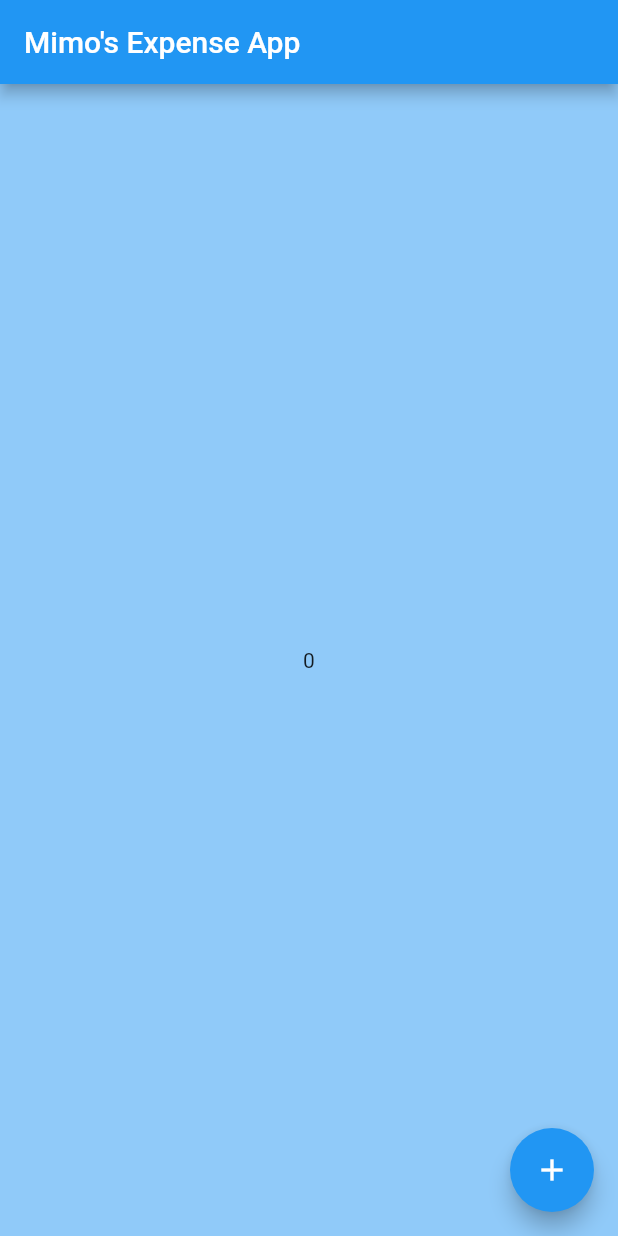
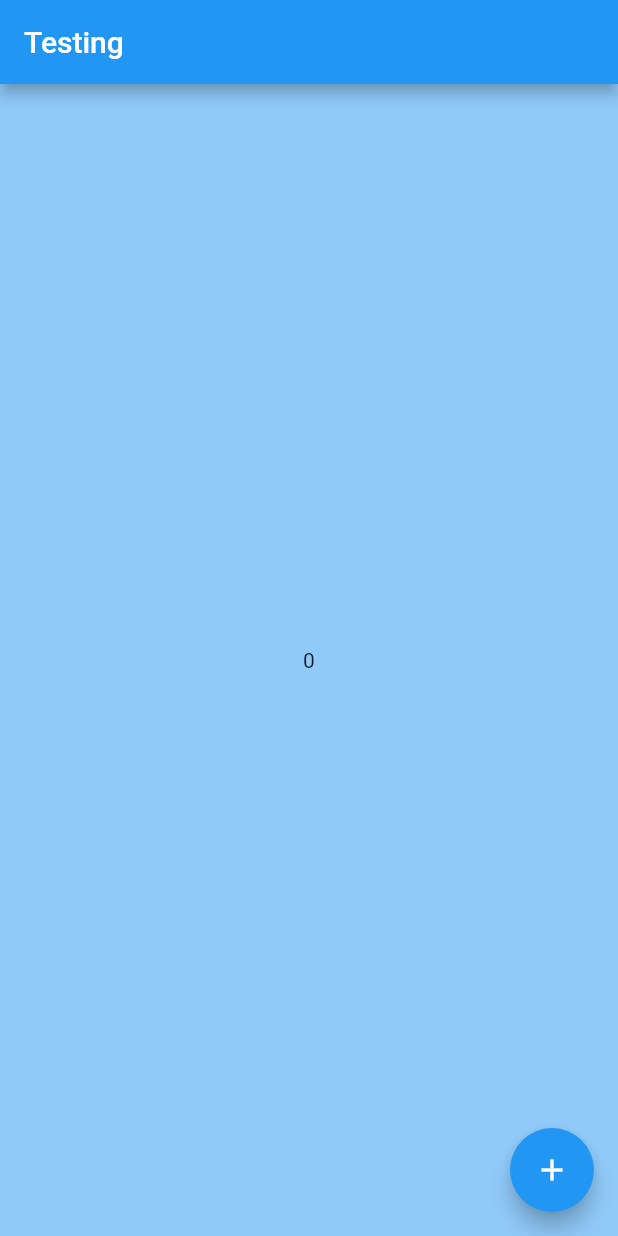
Before and after one commit to kimimaula/Flutter-Cleaned-Boiler-Plate, a Flutter app: the screen it shows after launch, on a phone screen of 412 x 824 dp. Run offline on Flutter 3.47's test engine with Material 2 defaults, Android fonts, the phone set to English and light mode, and no system bars.

Commit message:
Basic testing boiler plate

```diff
--- a/lib/main.dart
+++ b/lib/main.dart
@@ -31,7 +31,7 @@ class _MyStatefulWidgetState extends State<MyStatefulWidget> {
   Widget build(BuildContext context) {
     return Scaffold(
       appBar: AppBar(
-        title: const Text('Mimo\'s Expense App'),
+        title: const Text('Testing'),
       ),
       body: Center(child: Text('$number')),
       backgroundColor: Colors.blue.shade200,
```
